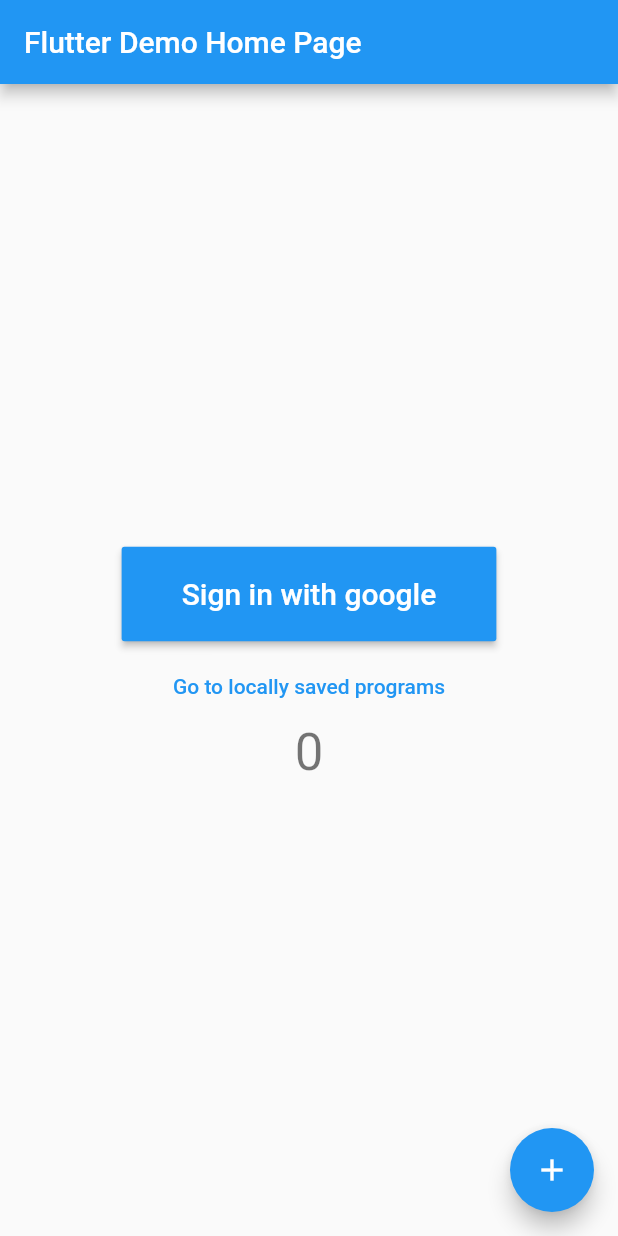
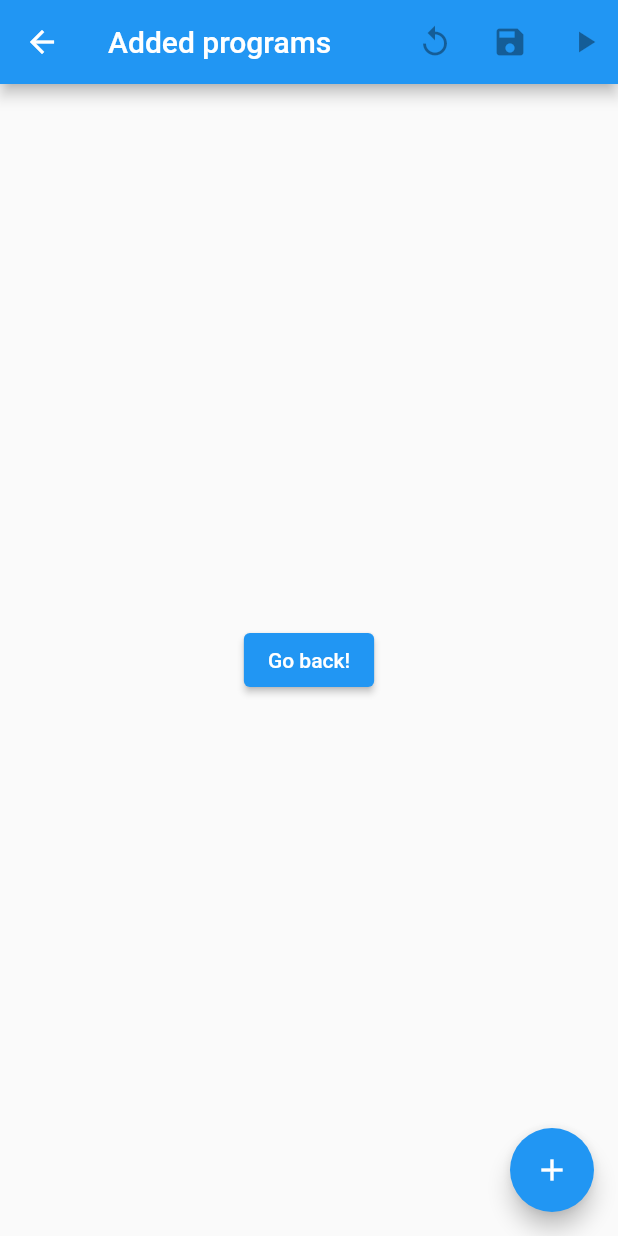
Before and after one commit to helagro/computer_program_sync, a Flutter app: the screen it shows after launch, after a tap on "Go to locally saved programs", on a phone screen of 412 x 824 dp. Run offline on Flutter 3.47's test engine with Material 2 defaults, Android fonts, the phone set to English and light mode, and no system bars; our stand-ins replace google_sign_in; missing offline and left inert: googleapis.

Commit message:
work on the different screens

```diff
--- /dev/null
+++ b/lib/googleLoginScreen.dart
@@ -0,0 +1,19 @@
+import 'package:flutter/material.dart';
+import 'package:googleapis/chat/v1.dart';
+
+class GoogleLoginScreen extends StatelessWidget {
+  @override
+  Widget build(BuildContext context) {
+    return Scaffold(
+      appBar: AppBar(title: Text("Login with google")),
+      body: Center(
+        child: ElevatedButton(
+          onPressed: () {
+            // Navigate back to first route when tapped.
+          },
+          child: Text('Go back!'),
+        ),
+      ),
+    );
+  }
+}
--- a/lib/main.dart
+++ b/lib/main.dart
@@ -1,7 +1,10 @@
+import 'package:computer_program_sync/programListerScreen.dart';
 import 'package:flutter/material.dart';
 import 'dart:developer';
 import 'package:googleapis/drive/v3.dart' as drive;
 import 'package:google_sign_in/google_sign_in.dart' as signIn;
+
+import 'googleLoginScreen.dart';
 
 void main() {
   runApp(MyApp());
@@ -26,6 +29,7 @@ class MyApp extends StatelessWidget {
         // is not restarted.
         primarySwatch: Colors.blue,
       ),
+      debugShowCheckedModeBanner: false,
       home: MyHomePage(title: 'Flutter Demo Home Page'),
     );
   }
@@ -58,8 +62,11 @@ class _MyHomePageState extends State<MyHomePage> {
     });
   }
 
-  void _signInWithGoogle() {
-    log("google");
+  void _goTo(Object object) {
+    Navigator.push(
+      context,
+      MaterialPageRoute(builder: (context) => object),
+    );
   }
 
   @override
@@ -97,9 +104,9 @@ class _MyHomePageState extends State<MyHomePage> {
           mainAxisAlignment: MainAxisAlignment.center,
           children: <Widget>[
             Container(
-                margin: const EdgeInsets.all(6),
+                margin: const EdgeInsets.all(3),
                 child: RaisedButton(
-                    onPressed: _signInWithGoogle,
+                    onPressed: () => _goTo(GoogleLoginScreen()),
                     color: Colors.blue,
                     padding: const EdgeInsets.fromLTRB(40, 20, 40, 20),
                     child: Text(
@@ -107,8 +114,11 @@ class _MyHomePageState extends State<MyHomePage> {
                       style: TextStyle(color: Colors.white, fontSize: 20),
                     ))),
             TextButton(
-                onPressed: _signInWithGoogle,
-                child: Text("Go to locally saved programs")),
+                onPressed: () => _goTo(ProgramListerScreen()),
+                child: Text(
+                  "Go to locally saved programs",
+                  style: TextStyle(color: Colors.grey),
+                )),
             Text(
               '$_counter',
               style: Theme.of(context).textTheme.headline4,
--- /dev/null
+++ b/lib/programListerScreen.dart
@@ -0,0 +1,39 @@
+import 'package:flutter/material.dart';
+
+class ProgramListerScreen extends StatelessWidget {
+  @override
+  Widget build(BuildContext context) {
+    return Scaffold(
+      appBar: AppBar(
+        title: Text("Added programs"),
+        actions: <Widget>[
+          _actionButtonFactory(Icons.replay, "Reload"),
+          _actionButtonFactory(Icons.save, "Save"),
+          _actionButtonFactory(Icons.play_arrow, "Run"),
+        ],
+      ),
+      body: Center(
+        child: ElevatedButton(
+          onPressed: () {
+            // Navigate back to first route when tapped.
+          },
+          child: Text('Go back!'),
+        ),
+      ),
+      floatingActionButton: FloatingActionButton(
+        tooltip: 'Add program',
+        child: Icon(Icons.add),
+      ),
+    );
+  }
+}
+
+Widget _actionButtonFactory(IconData icon, String tooltip) {
+  return SizedBox(
+    width: 50,
+    child: Tooltip(
+      child: FlatButton(child: Icon(icon)),
+      message: tooltip,
+    ),
+  );
+}
```
